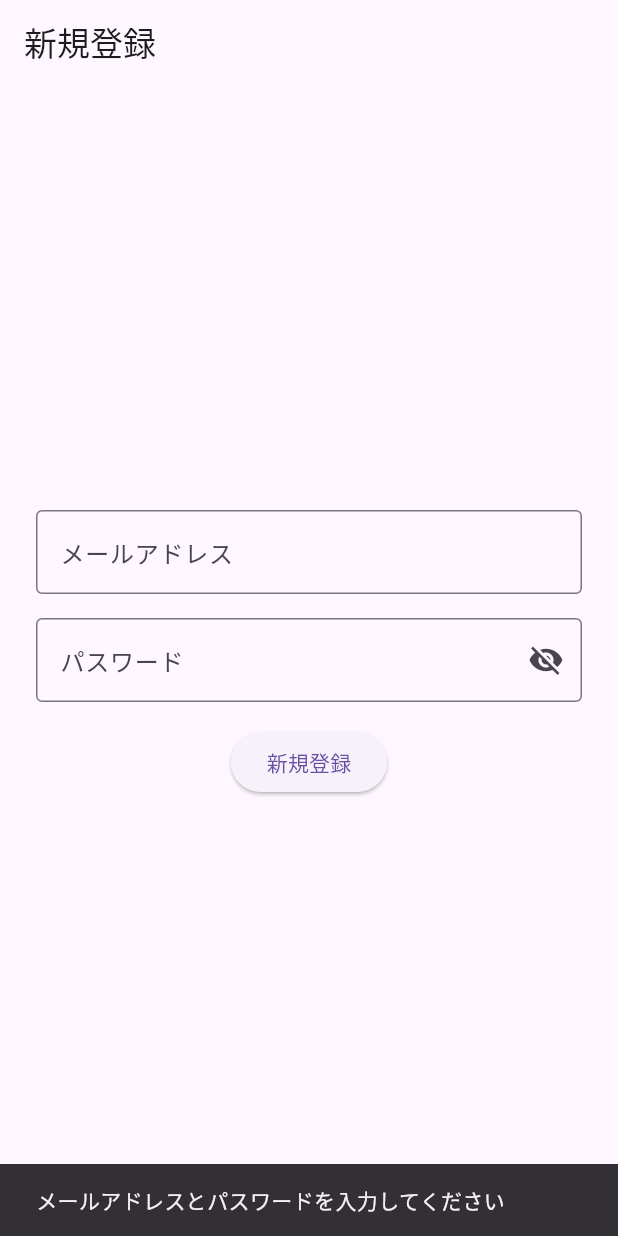
After one commit to Keita-Imaizumi/Goal-Tracker-App, a Flutter app: the SignupScreen screen opened by its route, after a tap on "新規登録", on a phone screen of 412 x 824 dp. The commit adds this screen. Run offline on Flutter 3.47's test engine with Material 3 defaults, Android fonts, the phone set to English and light mode, and no system bars; our stand-ins replace cloud_firestore, firebase_auth, firebase_core, flutter_riverpod, go_router, google_sign_in; accounts and stored records are empty.

```diff
--- a/lib/app/router.dart
+++ b/lib/app/router.dart
@@ -5,6 +5,7 @@ import 'package:go_router/go_router.dart';
 import 'package:goal_tracker/features/auth/screens/login_screen.dart';
 import 'package:goal_tracker/features/goals/screens/dashboard_screen.dart';
 
+import '../features/auth/screens/signup_screen.dart';
 import '../features/splash/splash_screen.dart';
 
 
@@ -20,7 +21,8 @@ class MyApp extends StatelessWidget {
           path: '/dashboard',
           builder: (context, state) => DashboardScreen(),
         ),
-        GoRoute(path: '/login', builder: (context, state) => LoginScreen())
+        GoRoute(path: '/login', builder: (context, state) => LoginScreen()),
+        GoRoute(path: '/register', builder: (context, state) => SignupScreen()),
         // GoRoute(
         //     path: '/redirect',
         //     redirect: (context, state) async{
--- /dev/null
+++ b/lib/features/auth/screens/signup_screen.dart
@@ -0,0 +1,87 @@
+import 'package:firebase_auth/firebase_auth.dart';
+import 'package:flutter/material.dart';
+import 'package:flutter_riverpod/flutter_riverpod.dart';
+
+import '../services/auth_service.dart';
+
+class SignupScreen extends ConsumerStatefulWidget {
+  const SignupScreen({super.key});
+
+  @override
+  ConsumerState<SignupScreen> createState() => _SignupScreenState();
+}
+
+class _SignupScreenState extends ConsumerState<SignupScreen> {
+  // FirebaseAuthインスタンスを取得
+  final FirebaseAuth _auth = FirebaseAuth.instance;
+
+  // ログインしたユーザー情報を保持する変数
+  User? _user;
+  final emailController = TextEditingController();
+  final passwordController = TextEditingController();
+  bool isPasswordVisible = false;
+
+  @override
+  void dispose() {
+    emailController.dispose();
+    passwordController.dispose();
+    super.dispose();
+  }
+
+  @override
+  Widget build(BuildContext context) {
+    return Scaffold(
+      appBar: AppBar(title: const Text('新規登録')),
+      body: Padding(
+        padding: const EdgeInsets.all(24.0),
+        child: Column(
+          mainAxisAlignment: MainAxisAlignment.center,
+          children: [
+            // メールアドレス
+            TextField(
+              controller: emailController,
+              keyboardType: TextInputType.emailAddress,
+              decoration: const InputDecoration(
+                labelText: 'メールアドレス',
+                border: OutlineInputBorder(),
+              ),
+            ),
+            const SizedBox(height: 16),
+
+            // パスワード
+            TextField(
+              controller: passwordController,
+              obscureText: !isPasswordVisible,
+              decoration: InputDecoration(
+                labelText: 'パスワード',
+                border: const OutlineInputBorder(),
+                suffixIcon: IconButton(
+                  icon: Icon(isPasswordVisible
+                      ? Icons.visibility
+                      : Icons.visibility_off),
+                  onPressed: () {
+                    setState(() {
+                      isPasswordVisible = !isPasswordVisible;
+                    });
+                  },
+                ),
+              ),
+            ),
+            const SizedBox(height: 16),
+
+            ElevatedButton(
+              onPressed: () async {
+                final email = emailController.text.trim();
+                final password = passwordController.text;
+                await AuthService().registerWithEmailAndPassword(context, ref, email, password);
+              },
+              child: const Text('新規登録'),
+            ),
+            const SizedBox(height: 8),
+
+          ],
+        ),
+      ),
+    );
+  }
+}
--- a/lib/features/auth/services/auth_service.dart
+++ b/lib/features/auth/services/auth_service.dart
@@ -1,5 +1,11 @@
 import 'package:firebase_auth/firebase_auth.dart';
+import 'package:flutter/cupertino.dart';
+import 'package:flutter/material.dart';
+import 'package:flutter_riverpod/flutter_riverpod.dart';
+import 'package:go_router/go_router.dart';
 import 'package:google_sign_in/google_sign_in.dart';
+
+import '../screens/login_screen.dart';
 
 class AuthService {
   // FirebaseAuthインスタンスを取得
@@ -27,12 +33,54 @@ class AuthService {
     return userCredential.user;
   }
 
-  Future<User?> signInWithEmailAndPassword(String email, String password) async {
-    final userCredential = await _auth.signInWithEmailAndPassword(
-      email: email,
-      password: password,
-    );
-    return userCredential.user;
+  Future<User?> signUpWithEmail(String email, String password) async {
+    try {
+      final UserCredential credential = await _auth.createUserWithEmailAndPassword(
+        email: email,
+        password: password,
+      );
+      return credential.user;
+    } on FirebaseAuthException catch (e) {
+      switch (e.code) {
+        case 'email-already-in-use':
+          print('このメールアドレスは既に使用されています。');
+          break;
+        case 'invalid-email':
+          print('メールアドレスの形式が正しくありません。');
+          break;
+        case 'weak-password':
+          print('パスワードが弱すぎます。');
+          break;
+        default:
+          print('新規登録時に予期しないエラー: ${e.code}');
+      }
+      return null;
+    } catch (e) {
+      print('その他のエラー: $e');
+      return null;
+    }
+  }
+
+  Future<void> registerWithEmailAndPassword(
+      BuildContext context, WidgetRef ref, String email, String password) async {
+    // バリデーション（例: 空チェック）
+    if (email.isEmpty || password.isEmpty) {
+      ScaffoldMessenger.of(context).showSnackBar(
+        const SnackBar(content: Text('メールアドレスとパスワードを入力してください')),
+      );
+      return;
+    }
+
+    // 登録処理
+    final user = await AuthService().signUpWithEmail(email, password);
+    if (user != null) {
+      ref.read(userProvider.notifier).state = user;
+      context.go('/dashboard/');
+    } else {
+      ScaffoldMessenger.of(context).showSnackBar(
+        const SnackBar(content: Text('登録に失敗しました')),
+      );
+    }
   }
 
   Future<User?> signUpWithEmailAndPassword(String email, String password) async {
@@ -43,9 +91,15 @@ class AuthService {
     return userCredential.user;
   }
 
-  /// パスワードリセットメールを送信
-  Future<void> sendPasswordResetEmail(String email) async {
-    await _auth.sendPasswordResetEmail(email: email);
+  Future<bool> checkIfEmailExists(String email) async {
+    try {
+      final methods =
+      await FirebaseAuth.instance.fetchSignInMethodsForEmail(email);
+      return methods.isNotEmpty;
+    } catch (e) {
+      print('メール確認エラー: $e');
+      return false;
+    }
   }
 
   /// サインアウト（Google含む）
--- a/pubspec.yaml
+++ b/pubspec.yaml
@@ -40,6 +40,7 @@ dependencies:
   cloud_firestore:
   google_sign_in: ^6.3.0
   flutter_riverpod:
+  uuid:
 
 dev_dependencies:
   flutter_test:
```
Also changed, not shown: lib/features/auth/screens/login_screen.dart (+12 -0 lines), lib/features/goals/data/goals.dart (+1 -25 lines), lib/features/goals/screens/dashboard_screen.dart (+25 -1 lines), lib/features/goals/services/goal_repository.dart (added, +60 -0 lines), lib/features/goals/services/goal_service.dart (added, +41 -0 lines), pubspec.lock.
